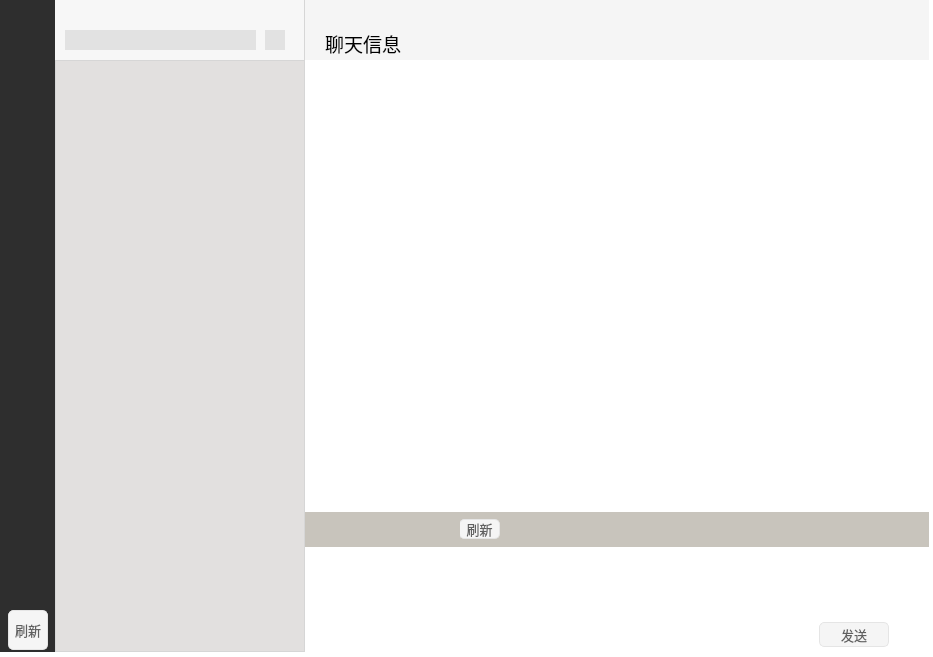
The window that Client/client.ui (flyjay123/OurChat) describes before a commit, drawn with Qt 5.
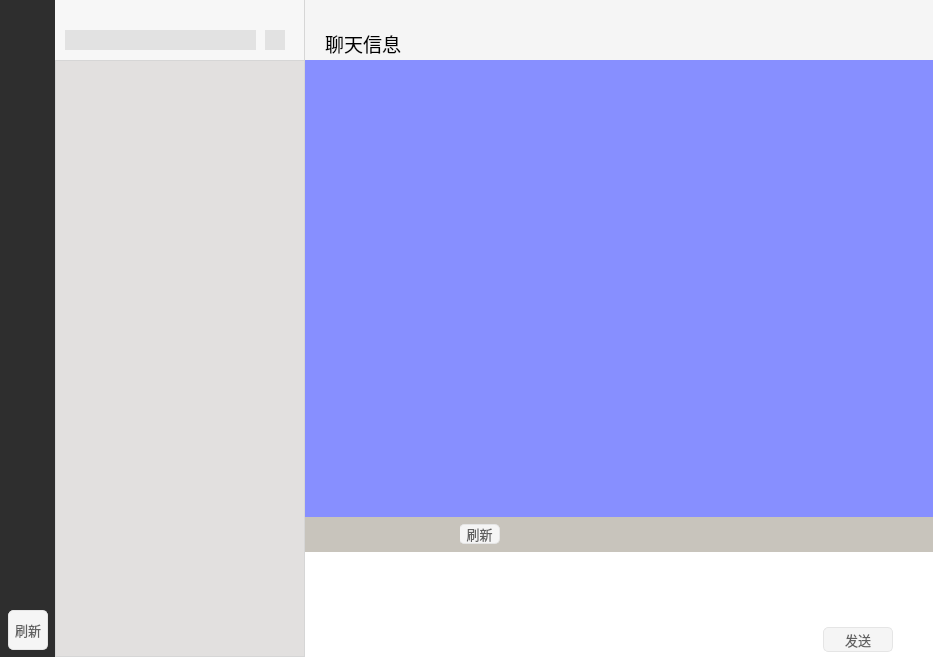
The same window after the commit. Icons and pictures are not drawn. Custom widgets are drawn as their Qt base class.

Patch:
```diff
--- a/Client/client.ui
+++ b/Client/client.ui
@@ -25,8 +25,8 @@
     <rect>
      <x>0</x>
      <y>0</y>
-     <width>929</width>
-     <height>652</height>
+     <width>933</width>
+     <height>657</height>
     </rect>
    </property>
    <layout class="QGridLayout" name="gridLayout_4" columnstretch="0,0,1">
@@ -598,6 +598,15 @@
       </item>
       <item row="1" column="0">
        <widget class="QWidget" name="widget_5" native="true">
+        <property name="layoutDirection">
+         <enum>Qt::LeftToRight</enum>
+        </property>
+        <property name="autoFillBackground">
+         <bool>false</bool>
+        </property>
+        <property name="styleSheet">
+         <string notr="true"/>
+        </property>
         <layout class="QGridLayout" name="gridLayout_3">
          <property name="leftMargin">
           <number>0</number>
@@ -616,14 +625,33 @@
          </property>
          <item row="0" column="0">
           <widget class="QStackedWidget" name="stackedWidget">
+           <property name="sizePolicy">
+            <sizepolicy hsizetype="Preferred" vsizetype="Preferred">
+             <horstretch>0</horstretch>
+             <verstretch>0</verstretch>
+            </sizepolicy>
+           </property>
+           <property name="autoFillBackground">
+            <bool>false</bool>
+           </property>
            <property name="styleSheet">
             <string notr="true">background-color: rgb(255, 255, 255);
 border-color: rgb(199, 200, 194);</string>
            </property>
+           <property name="frameShadow">
+            <enum>QFrame::Plain</enum>
+           </property>
+           <property name="lineWidth">
+            <number>10</number>
+           </property>
            <property name="currentIndex">
             <number>0</number>
            </property>
-           <widget class="QWidget" name="page"/>
+           <widget class="QWidget" name="page">
+            <property name="styleSheet">
+             <string notr="true">background-color: rgb(135, 143, 255);</string>
+            </property>
+           </widget>
            <widget class="QWidget" name="page_2"/>
           </widget>
          </item>
```
